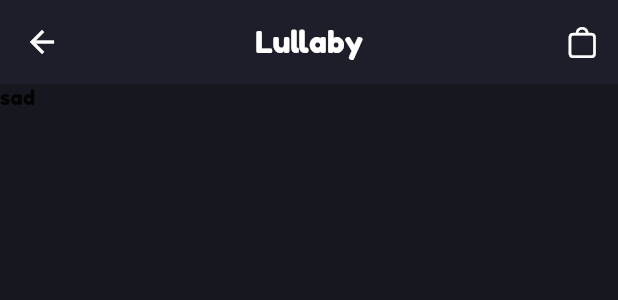
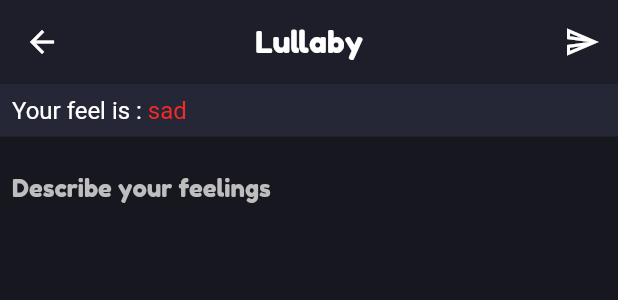
Before and after one commit to kai63001/lullaby, a Flutter app: the WidgetAdd widget shown alone on an empty page, opened directly, after a tap on "SAD", on a phone screen of 412 x 824 dp. Shown: the top 300 px of the screen. Run offline on Flutter 3.47's test engine with Material 2 defaults, Android fonts, the light colour scheme and no system bars; our stand-ins replace jwt_decoder, shared_preferences; missing offline and left inert: simple_moment; accounts and stored records are empty.

Commit message:
add post

```diff
--- a/lib/main/inAdd/addPost.dart
+++ b/lib/main/inAdd/addPost.dart
@@ -1,15 +1,50 @@
+import 'dart:convert';
+
 import 'package:flutter/cupertino.dart';
 import 'package:flutter/material.dart';
+import 'package:http/http.dart' as http;
+import 'package:jwt_decoder/jwt_decoder.dart';
+import 'package:shared_preferences/shared_preferences.dart';
 
 class AddPost extends StatefulWidget {
   String feel;
-  AddPost({Key key, @required this.feel}) : super(key: key);
+  int color;
+  AddPost({Key key, @required this.feel, this.color}) : super(key: key);
 
   @override
   _AddPostState createState() => _AddPostState();
 }
 
 class _AddPostState extends State<AddPost> {
+  TextEditingController postController = new TextEditingController();
+
+  Future postAdd() async{
+    if(postController.text.isEmpty){
+      print("empty");
+    }else{
+      SharedPreferences prefs = await SharedPreferences.getInstance();
+      Map<String, dynamic> decodedToken = JwtDecoder.decode(prefs.getString("token"));
+      String token = prefs.getString("token");
+      final response = await http.post(
+          'http://192.168.33.105:3000/post',
+          headers: <String, String>{
+            'Content-Type': 'application/json; charset=UTF-8',
+            "authorization": token
+          },
+          body: jsonEncode(<String, String>{
+            'title': postController.text,
+            'feel': widget.feel
+          }),
+        );
+        if (response.statusCode == 200) {
+          postController.clear();
+          Navigator.of(context).pop();
+        } else {
+          print(response.body);
+        }
+    }
+  }
+
   @override
   Widget build(BuildContext context) {
     return Scaffold(
@@ -26,11 +61,52 @@
           actions: [
             // action button
             IconButton(
-              icon: Icon(CupertinoIcons.bag),
-              onPressed: () {},
+              icon: Icon(Icons.send_outlined),
+              onPressed: () {
+                postAdd();
+              },
             ),
           ]),
-      body: Text(widget.feel),
+      body: Column(
+        children: [
+          Padding(
+            padding: const EdgeInsets.only(bottom: 10.0),
+            child: Container(
+                width: MediaQuery.of(context).size.width,
+                color: Color(0xff252736),
+                child: Padding(
+                    padding: const EdgeInsets.all(8.0),
+                    child: Text.rich(
+                      TextSpan(
+                        style: TextStyle(color: Colors.white, fontSize: 16),
+                        children: [
+                          TextSpan(
+                            text: 'Your feel is : ',
+                          ),
+                          TextSpan(
+                              text: widget.feel,
+                              style: TextStyle(color: Color(widget.color)))
+                        ],
+                      ),
+                    ))),
+          ),
+          Padding(
+            padding: const EdgeInsets.only(left: 8.0, right: 8),
+            child: TextField(
+              controller: postController,
+              maxLines: null,
+              keyboardType: TextInputType.multiline,
+              style: TextStyle(color: Colors.white),
+              decoration: const InputDecoration(
+                border: InputBorder.none,
+                fillColor: Colors.white,
+                hintText: 'Describe your feelings',
+                hintStyle: TextStyle(color: Color(0xffBEBEBE)),
+              ),
+            ),
+          ),
+        ],
+      ),
     );
   }
 }
--- a/lib/main/widget/add.dart
+++ b/lib/main/widget/add.dart
@@ -46,7 +46,7 @@
                       Navigator.push(
                         context,
                         CupertinoPageRoute(
-                            builder: (context) => AddPost(feel: i["feel"])),
+                            builder: (context) => AddPost(feel: i["feel"],color: i["color"],)),
                       );
                     },
                     child: Container(
--- a/lib/main/widget/home.dart
+++ b/lib/main/widget/home.dart
@@ -453,7 +453,7 @@
                 Padding(
                   padding: const EdgeInsets.only(top: 20.0),
                   child: Text(
-                    data["title"],
+                    data["title"] == null? "":data["title"],
                     style: TextStyle(color: Colors.white),
                   ),
                 ),
```
